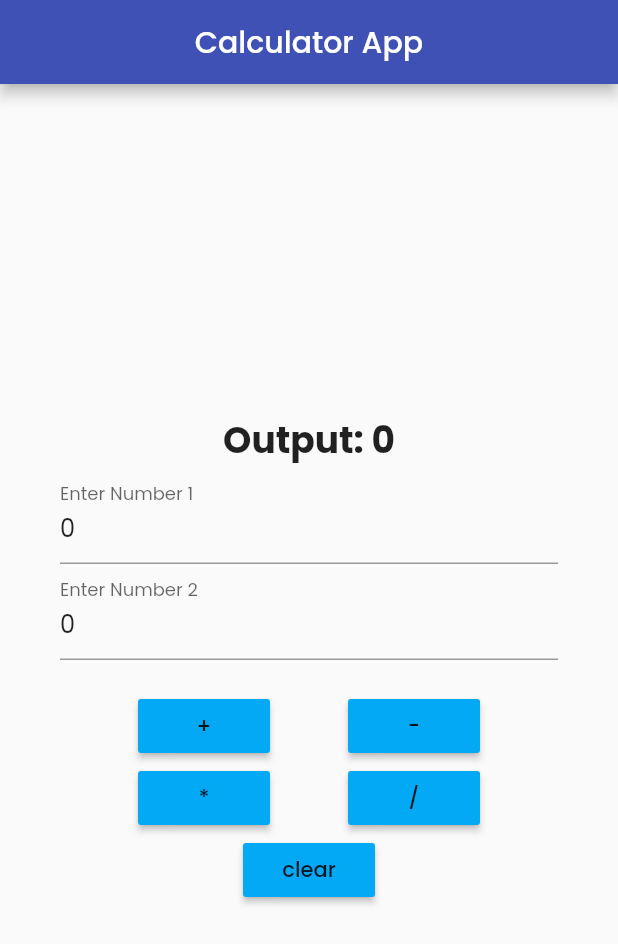
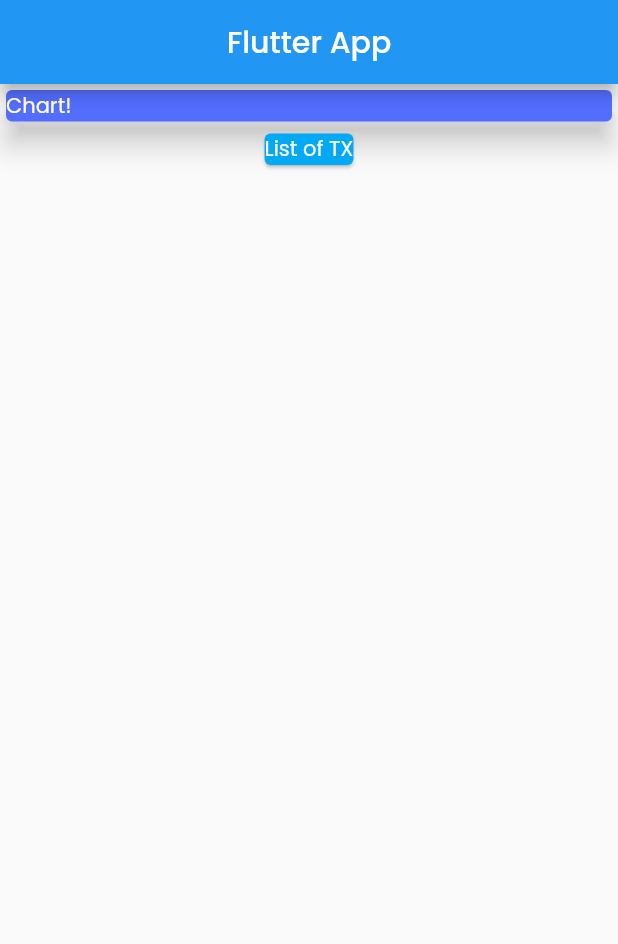
Before and after one commit to mudassirmairaj/flutter_calculator, a Flutter app: the screen it shows after launch, on a phone screen of 412 x 824 dp. Shown: the top 944 px of the screen. Run offline on Flutter 3.47's test engine with Material 2 defaults, Android fonts, the phone set to English and light mode, and no system bars; our stand-ins replace google_fonts.

Commit message:
first day of expenses app, using column, container

```diff
--- a/lib/home_page.dart
+++ b/lib/home_page.dart
@@ -1,147 +1,46 @@
+import 'package:flutter/cupertino.dart';
 import 'package:flutter/material.dart';
 
 class HomePage extends StatefulWidget {
-  const HomePage({Key key}) : super(key: key);
-
   @override
   _HomePageState createState() => _HomePageState();
 }
 
 class _HomePageState extends State<HomePage> {
-  var num1 = 0, num2 = 0, sum = 0;
-  final TextEditingController t1 = TextEditingController(text: "0");
-  final TextEditingController t2 = TextEditingController(text: "0");
-
-  void doDivide() {
-    setState(() {
-      num1 = int.parse(t1.text);
-      num2 = int.parse(t2.text);
-      sum = num1 ~/ num2;
-    });
-  }
-
-
-  void doMultiply() {
-    setState(() {
-      num1 = int.parse(t1.text);
-      num2 = int.parse(t2.text);
-      sum = num1 * num2;
-    });
-  }
-
-  void clearScreen(){
-    setState(() {
-      t1.text = "0";
-      t2.text = '0';
-      num1 = 0;
-      num2 = 0;
-    });
-  }
-
-  void doSubtraction() {
-    setState(() {
-      num1 = int.parse(t1.text);
-      num2 = int.parse(t2.text);
-      sum = num1 - num2;
-    });
-  }
-
-  void doAddition() {
-    setState(() {
-      num1 = int.parse(t1.text);
-      num2 = int.parse(t2.text);
-      sum = num1 + num2;
-    });
-  }
-
   @override
   Widget build(BuildContext context) {
-    return Scaffold(
+    return (Scaffold(
       appBar: AppBar(
-        title: Text('Calculator App'),
         centerTitle: true,
+        title: Text('Flutter App'),
       ),
-      body: Container(
-        padding: EdgeInsets.all(40),
-        child: Column(
-          mainAxisAlignment: MainAxisAlignment.center,
-          children: [
-            Text(
-              'Output: $sum',
-              style: TextStyle(fontSize: 24, fontWeight: FontWeight.bold),
+      //Making Column widget so we divide our app into two sections.
+      //keep points
+      //By default the text take the width of its parent and card takes the width of its child , so to increase width we
+      //have to keep these widget inside that widget where we can easily adjust the size
+      //That is container
+      //double infinity take whole width.
+      body: Column(
+        children: [
+          Container(
+            width: double.infinity,
+            child: Card(
+                elevation: 8,
+                color: Colors.indigoAccent,
+                child: Text(
+                  'Chart!',
+                  style: TextStyle(color: Colors.white,),
+                )),
+          ),
+          Card(
+            color: Colors.lightBlue,
+            child: Text(
+              'List of TX',
+              style: TextStyle( color: Colors.white),
             ),
-            TextFormField(
-              controller: t1,
-              keyboardType: TextInputType.number,
-              decoration: InputDecoration(
-                labelText: "Enter Number 1",
-                hintText: "Value 1",
-              ),
-            ),
-            TextFormField(
-              controller: t2,
-              keyboardType: TextInputType.number,
-              decoration: InputDecoration(
-                  labelText: "Enter Number 2", hintText: "Value 2"),
-            ),
-            Padding(padding: EdgeInsets.only(top: 20)),
-            Row(
-              mainAxisAlignment: MainAxisAlignment.spaceEvenly,
-              children: [
-                MaterialButton(
-                  color: Colors.lightBlue,
-
-                  onPressed: () {
-                    doAddition();
-                  },
-                  child: Text("+"),
-                ),
-                MaterialButton(
-                  color: Colors.lightBlue,
-
-                  onPressed: () {
-                    doSubtraction();
-                  },
-                  child: Text("-"),
-                ),
-              ],
-            ),
-            Row(
-              mainAxisAlignment: MainAxisAlignment.spaceEvenly,
-              children: [
-                MaterialButton(
-                  color: Colors.lightBlue,
-
-                  onPressed: () {
-                    doMultiply();
-                  },
-                  child: Text("*"),
-                ),
-                MaterialButton(
-                  color: Colors.lightBlue,
-
-                  onPressed: () {
-                    doDivide();
-                  },
-                  child: Text("/"),
-                ),
-              ],
-            ),
-            Row(
-              mainAxisAlignment: MainAxisAlignment.center,
-              children: [
-                MaterialButton(
-                  color: Colors.lightBlue,
-                  onPressed: () {
-                    clearScreen();
-                  },
-                  child: Text("clear"),
-                ),
-              ],
-            ),
-          ],
-        ),
+          ),
+        ],
       ),
-    );
+    ));
   }
 }
--- a/lib/main.dart
+++ b/lib/main.dart
@@ -11,7 +11,6 @@ class MyApp extends StatelessWidget {
     return MaterialApp(
       debugShowCheckedModeBanner: false,
       theme: ThemeData(
-        primarySwatch: Colors.indigo,
         fontFamily: GoogleFonts.poppins().fontFamily,
       ),
       home: HomePage(),
```
